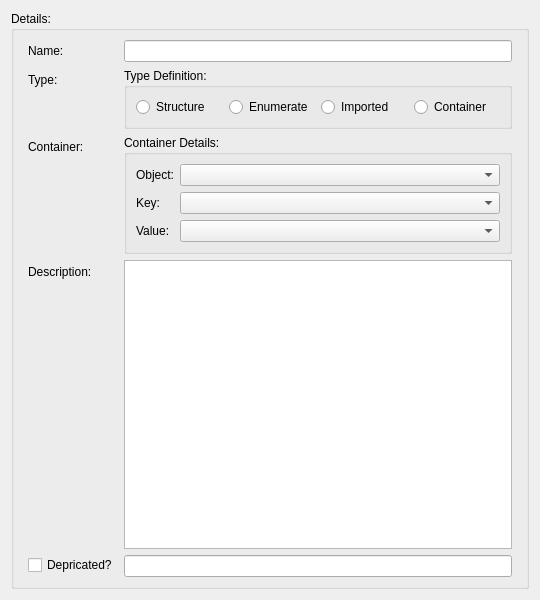
aregtech/areg-sdk-tools, file sources/lusan/view/si/ui/SIDataTypeDetails.ui: the form before one commit.
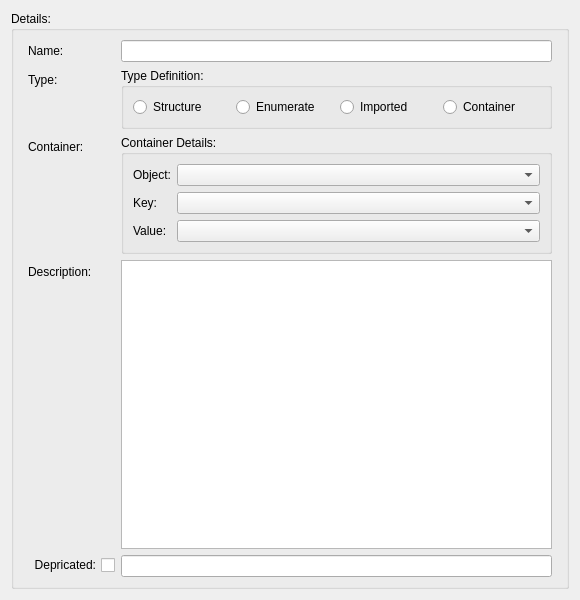
The form after the commit.

The edit to the form file:
```diff
--- a/sources/lusan/view/si/ui/SIDataTypeDetails.ui
+++ b/sources/lusan/view/si/ui/SIDataTypeDetails.ui
@@ -6,7 +6,7 @@
    <rect>
     <x>0</x>
     <y>0</y>
-    <width>540</width>
+    <width>580</width>
     <height>600</height>
    </rect>
   </property>
@@ -199,8 +199,11 @@
             <verstretch>0</verstretch>
            </sizepolicy>
           </property>
+          <property name="layoutDirection">
+           <enum>Qt::LayoutDirection::RightToLeft</enum>
+          </property>
           <property name="text">
-           <string>Depricated?</string>
+           <string>Depricated:</string>
           </property>
          </widget>
         </item>
```
Left out of the diff: 10 changed lines with no effect on the pictures.
